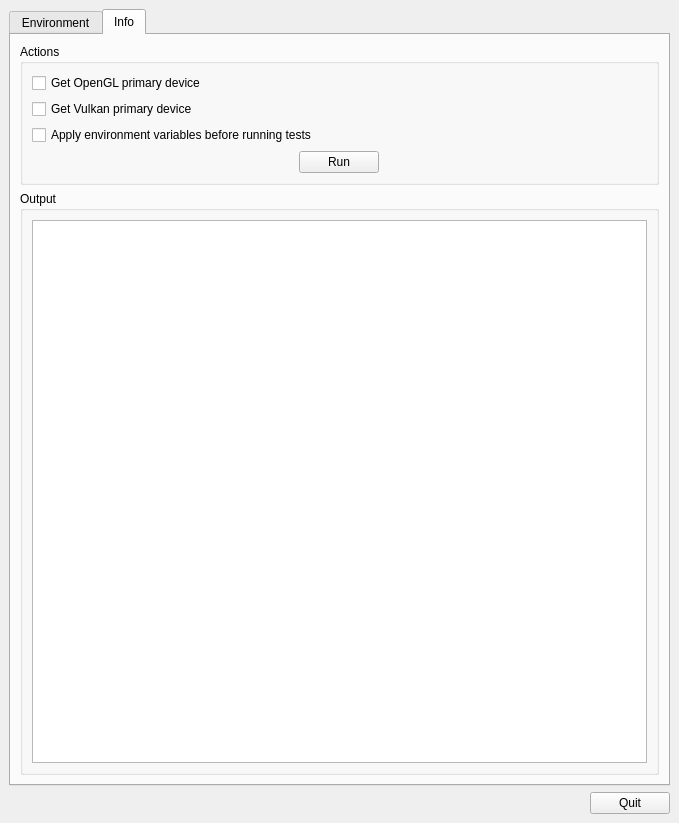
The window that src/primewindow.ui (gulafaran/prime) describes before a commit, drawn with Qt 5.
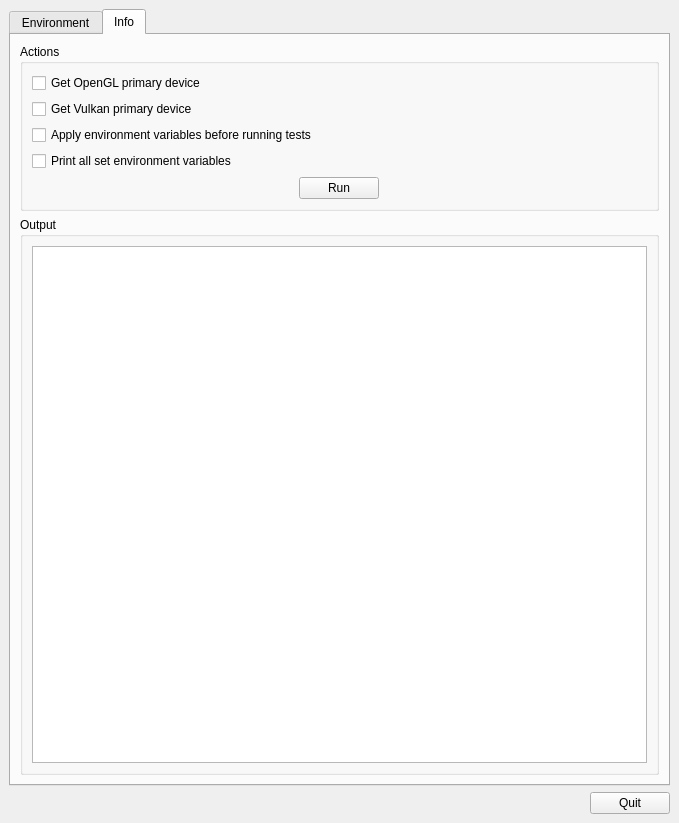
The same window after the commit. The open tabs and pages were chosen to show the change.

Commit message: add an option to print all set env vars

The edit to the form file:
```diff
--- a/src/primewindow.ui
+++ b/src/primewindow.ui
@@ -217,6 +217,13 @@
              </property>
             </widget>
            </item>
+           <item>
+            <widget class="QCheckBox" name="print_all_env_checkbox">
+             <property name="text">
+              <string>Print all set environment variables</string>
+             </property>
+            </widget>
+           </item>
            <item alignment="Qt::AlignHCenter">
             <widget class="QPushButton" name="run_test_button">
              <property name="sizePolicy">
```
Left out of the diff: 4 changed lines with no effect on the pictures. The commit also changes 2 other files.
